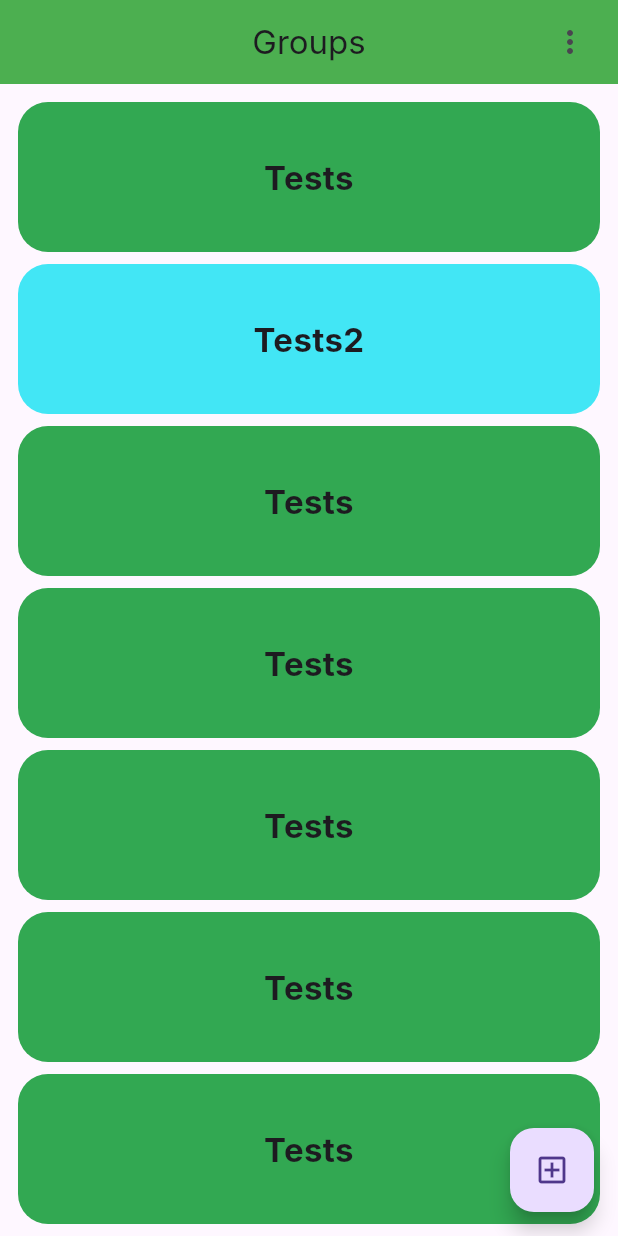
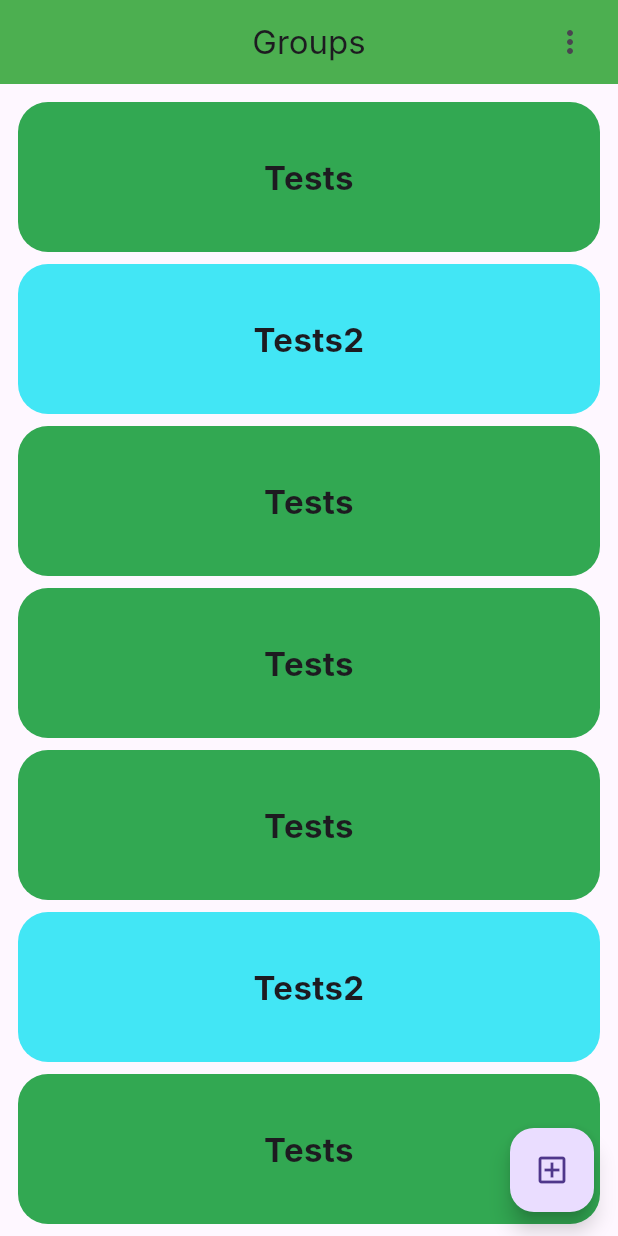
Before and after one commit to juliusya45/hackgroceryapp, a Flutter app: the screen it shows after launch, on a phone screen of 412 x 824 dp. Run offline on Flutter 3.47's test engine with Material 3 defaults, Android fonts, the phone set to English and light mode, and no system bars; our stand-ins replace cloud_firestore, firebase_auth, firebase_core, loading_animation_widget, rive; accounts and stored records are empty; Roboto replaces fonts that are missing (Inter).

```diff
--- a/lib/screens/groups_screen.dart
+++ b/lib/screens/groups_screen.dart
@@ -75,7 +75,7 @@ class _GroupScreenState extends State<GroupScreen> {
           ),
           Container(
             padding: const EdgeInsets.all(4.0),
-            child: GroupCard(groupItem: emptyGroup),
+            child: GroupCard(groupItem: emptyGroup2),
           ),
           Container(
             padding: const EdgeInsets.all(4.0),
```
